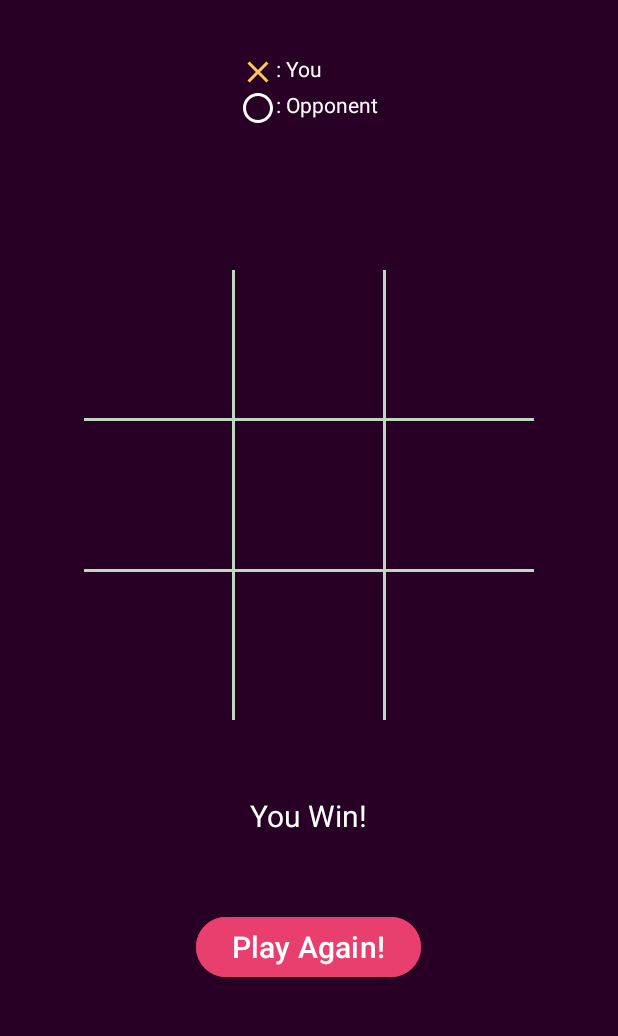
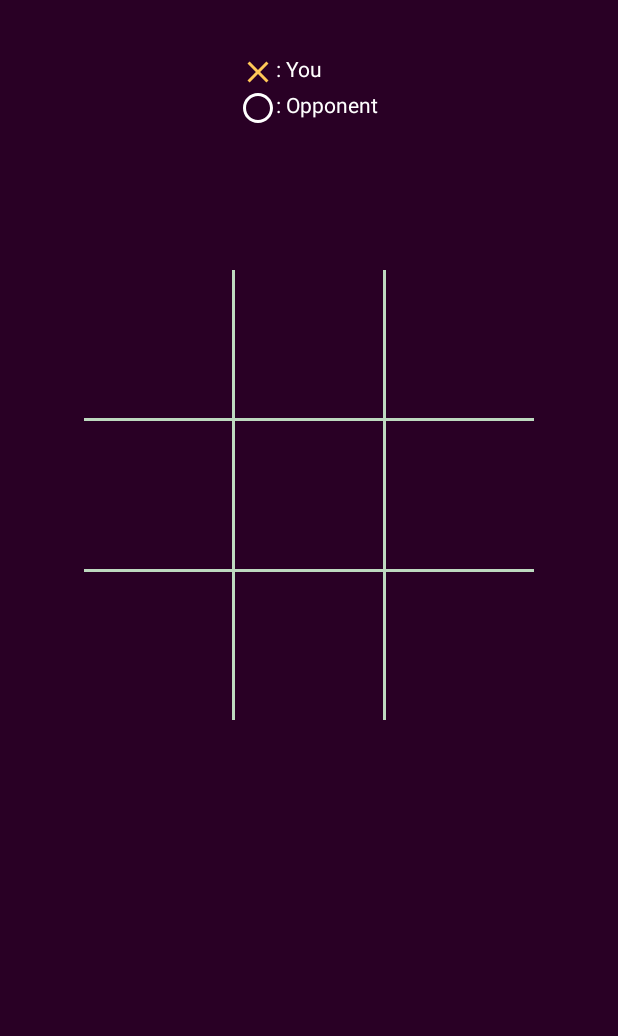
Before and after one commit to mmukramm/TicTacToe-Games, an Android app: the screen it shows after launch (MainActivity), on a phone screen of 412 x 824 dp, the part 123-1159 px from its top. Run offline under Robolectric (Android 15) with nearby library versions, the phone set to English and light mode, and no system bars.

Commit message:
feat:
initialize component in xml layout

```diff
--- a/app/src/main/java/com/example/tictactoe_games/MainActivity.kt
+++ b/app/src/main/java/com/example/tictactoe_games/MainActivity.kt
@@ -2,10 +2,64 @@ package com.example.tictactoe_games
 
 import androidx.appcompat.app.AppCompatActivity
 import android.os.Bundle
+import android.widget.Button
+import android.widget.ImageView
+import android.widget.TextView
 
 class MainActivity : AppCompatActivity() {
+
+    var isPlay = true
+    var isYou = true
+
+    lateinit var playAgainBtn : Button
+    lateinit var gameResultTV : TextView
+
+    lateinit var item00 : ImageView
+    lateinit var item01 : ImageView
+    lateinit var item02 : ImageView
+    lateinit var item10 : ImageView
+    lateinit var item11 : ImageView
+    lateinit var item12 : ImageView
+    lateinit var item20 : ImageView
+    lateinit var item21 : ImageView
+    lateinit var item22 : ImageView
+
+    private var board = Array(3){IntArray(3)}
+
+    private fun initComponent(){
+        playAgainBtn = findViewById(R.id.playAgainBtn)
+        gameResultTV = findViewById(R.id.gameResultTV)
+
+        item00 = findViewById(R.id.item00)
+        item01 = findViewById(R.id.item01)
+        item02 = findViewById(R.id.item02)
+        item10 = findViewById(R.id.item10)
+        item11 = findViewById(R.id.item11)
+        item12 = findViewById(R.id.item12)
+        item20 = findViewById(R.id.item20)
+        item21 = findViewById(R.id.item21)
+        item22 = findViewById(R.id.item22)
+    }
+
+    private fun initBoard(){
+        for (i in 0..2){
+            for (j in 0..2){
+                board[i][j] = 0
+            }
+        }
+    }
+
     override fun onCreate(savedInstanceState: Bundle?) {
         super.onCreate(savedInstanceState)
         setContentView(R.layout.activity_main)
+        initComponent()
+        initBoard()
+
+        if (isPlay){
+            playAgainBtn.visibility = Button.INVISIBLE
+            gameResultTV.visibility = TextView.INVISIBLE
+        }
     }
+
+
 }
```
